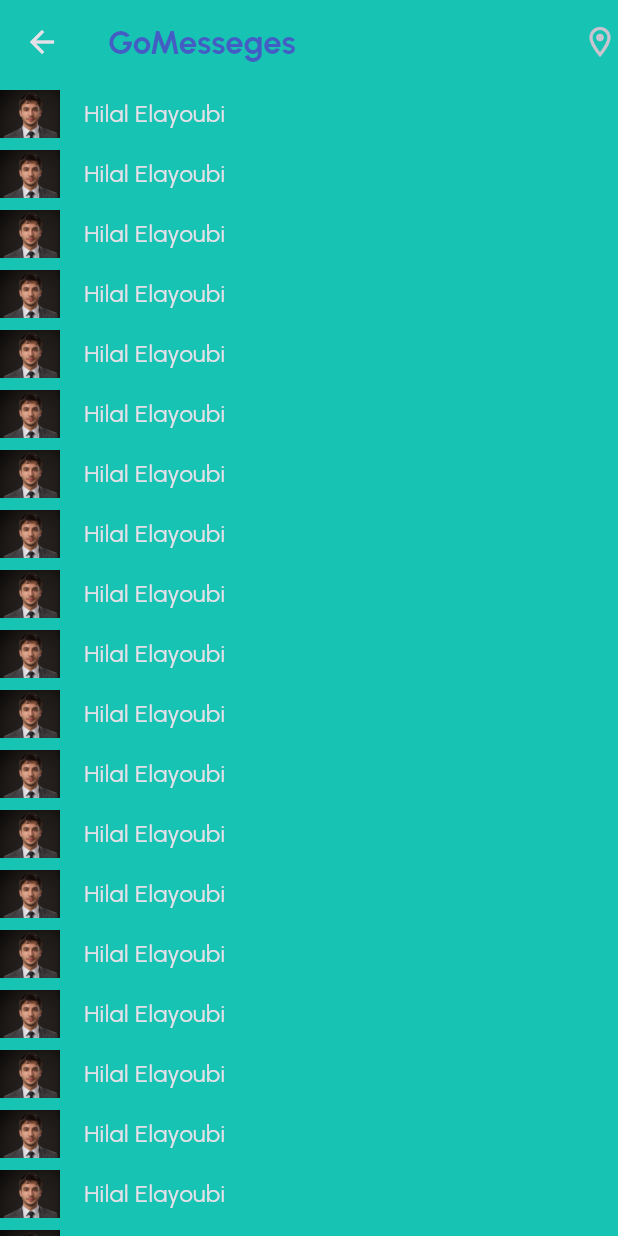
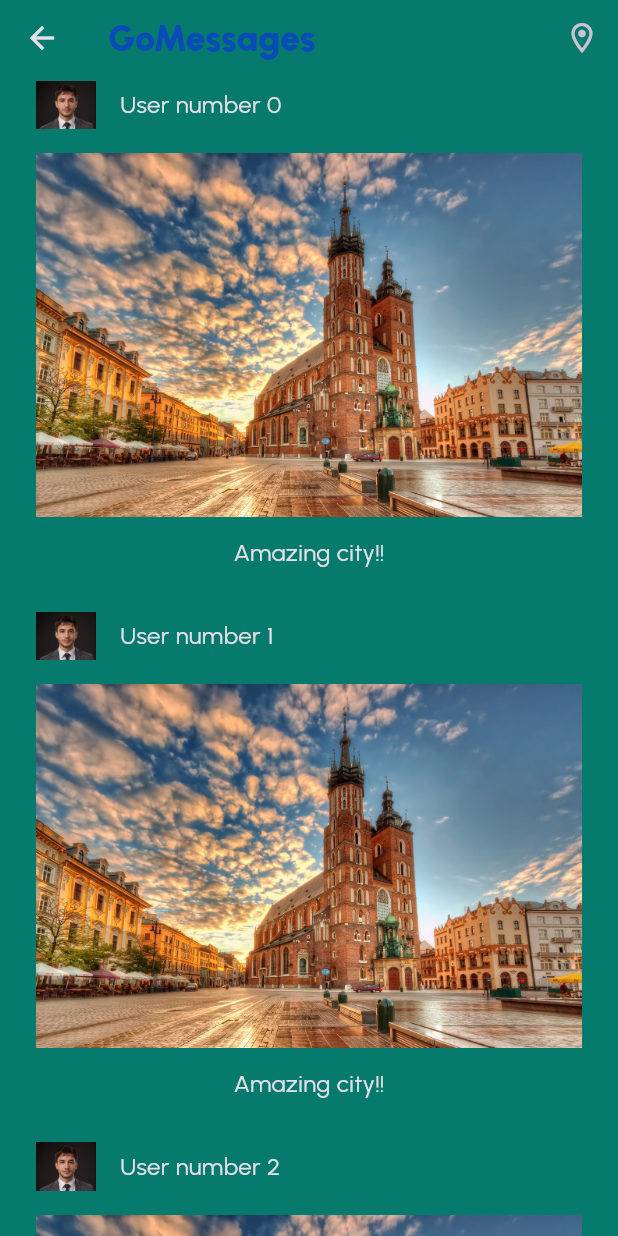
Before and after one commit to NotHilal/GoMessages, a Flutter app: the HomePage screen opened by its route, on a phone screen of 412 x 824 dp. Run offline on Flutter 3.47's test engine with Material 3 defaults, Android fonts, the phone set to English and light mode, and no system bars; our stand-ins replace flutter_svg.

```diff
--- /dev/null
+++ b/lib/components/post_item.dart
@@ -0,0 +1,42 @@
+import 'package:flutter/material.dart';
+import 'package:flutter_test_application/styles/app_text.dart';
+
+class PostItem extends StatelessWidget {
+  final String user;
+  const PostItem({super.key, required this.user});
+  @override
+  Widget build(BuildContext Context) {
+    return Padding(
+      padding: const EdgeInsets.symmetric(
+        horizontal: 24,
+      ),
+      child: Column(
+        children: [
+          Row(
+            children: [
+              Image.asset(
+                "assets/temp/user1.png",
+                width: 40,
+                height: 40,
+              ),
+              SizedBox(width: 16),
+              Text(
+                user,
+                style: AppText.subtitle3,
+              ),
+            ],
+          ),
+          SizedBox(height: 12),
+          Image.asset(
+            "assets/temp/post1.jpg",
+          ),
+          SizedBox(height: 12),
+          Text(
+            "Amazing city!!",
+            style: AppText.subtitle3,
+          )
+        ],
+      ),
+    );
+  }
+}
--- /dev/null
+++ b/lib/components/toolbar.dart
@@ -0,0 +1,28 @@
+import "package:flutter/material.dart";
+import "package:flutter_test_application/styles/app_colors.dart";
+import "package:flutter_test_application/styles/app_text.dart";
+
+class Toolbar extends StatelessWidget implements PreferredSizeWidget {
+  final String title;
+  final List<Widget>? actions;
+  const Toolbar({super.key, required this.title, this.actions});
+
+  @override
+  Widget build(BuildContext context) {
+    return AppBar(
+      backgroundColor: AppColors.background,
+      elevation: 0,
+      centerTitle: false,
+      title: Text(
+        title,
+        style: AppText.header1.copyWith(
+          color: AppColors.primary,
+        ),
+      ),
+      actions: actions,
+    );
+  }
+
+  @override
+  Size get preferredSize => const Size.fromHeight(50);
+}
--- a/lib/main.dart
+++ b/lib/main.dart
@@ -1,8 +1,8 @@
 import 'package:flutter/material.dart';
+import 'package:flutter_test_application/pages/edit_profile_page.dart';
 import 'package:flutter_test_application/pages/home_page.dart';
 import 'package:flutter_test_application/pages/login_page.dart';
 import 'package:flutter_test_application/pages/main_page.dart';
-import 'package:flutter_test_application/pages/test_page.dart';
 import 'package:flutter_test_application/styles/app_colors.dart';
 
 void main() {
@@ -23,6 +23,7 @@ class MyApp extends StatelessWidget {
         "/": (context) => LoginPage(),
         "/home": (context) => HomePage(),
         "/main": (context) => MainPage(),
+        "/edit_profile": (context) => EditProFilePage(),
       },
     );
   }
--- a/lib/pages/home_page.dart
+++ b/lib/pages/home_page.dart
@@ -1,51 +1,41 @@
 import 'package:flutter/material.dart';
+import 'package:flutter_test_application/components/post_item.dart';
+import 'package:flutter_test_application/components/toolbar.dart';
 import 'package:flutter_test_application/styles/app_colors.dart';
 import 'package:flutter_test_application/styles/app_text.dart';
 
 class HomePage extends StatelessWidget {
-  const HomePage({super.key});
-
+  HomePage({super.key});
+  List<String> users = [];
   @override
   Widget build(BuildContext context) {
+    mockUsersFromServer();
     return Scaffold(
-        appBar: AppBar(
-          backgroundColor: AppColors.background,
-          elevation: 0,
-          centerTitle: false,
-          title: const Text("GoMesseges",
-              style: TextStyle(
-                  color: AppColors.primary,
-                  fontSize: 22,
-                  fontWeight: FontWeight.bold)),
-          actions: [Icon(Icons.location_on_outlined)],
-        ),
-        body: ListView(
-          children: mockUsersFromServer(),
-        ));
-  }
-
-  Widget _userItem() {
-    return Row(
-      children: [
-        Image.asset(
-          "assets/temp/user1.png",
-          width: 40,
-          height: 40,
-        ),
-        SizedBox(width: 16),
-        Text(
-          "Hilal Elayoubi",
-          style: AppText.subtitle3,
-        ),
-      ],
+      appBar: Toolbar(
+        title: "GoMessages",
+        actions: [
+          IconButton(onPressed: () {}, icon: Icon(Icons.location_on_outlined))
+        ],
+      ),
+      body: ListView.separated(
+        itemBuilder: (context, index) {
+          return PostItem(
+            user: users[index],
+          );
+        },
+        itemCount: users.length,
+        separatorBuilder: (BuildContext context, int index) {
+          return Container(
+            height: 24,
+          );
+        },
+      ),
     );
   }
 
-  List<Widget> mockUsersFromServer() {
-    List<Widget> users = [];
+  mockUsersFromServer() {
     for (int i = 0; i < 100; i++) {
-      users.add(_userItem());
+      users.add("User number $i");
     }
-    return users;
   }
 }
--- a/lib/pages/main_page.dart
+++ b/lib/pages/main_page.dart
@@ -1,6 +1,7 @@
 import 'package:flutter/material.dart';
 import 'package:flutter_svg/svg.dart';
 import 'package:flutter_test_application/pages/home_page.dart';
+import 'package:flutter_test_application/pages/profile_page.dart';
 import 'package:flutter_test_application/styles/app_colors.dart';
 
 class MainPage extends StatefulWidget {
@@ -59,6 +60,6 @@ class _MainPageState extends State<MainPage> {
     Center(child: Text("Favorite")),
     Center(child: Text("Add Post")),
     Center(child: Text("Message")),
-    Center(child: Text("User")),
+    Center(child: ProfilePage()),
   ];
 }
--- a/lib/styles/app_colors.dart
+++ b/lib/styles/app_colors.dart
@@ -1,13 +1,13 @@
 import 'package:flutter/material.dart';
 
 class AppColors {
-  static const primary = Color.fromARGB(146, 100, 17, 209);
+  static const primary = Color.fromARGB(146, 10, 40, 237);
   static const secondary = Color(0xFFfe6d73);
   static const font = Color(0xFFe0dcdc);
   static const font2 = Color(0xFF383434);
   static const disableFont = Color(0xFFa8a4a4);
   static const disableButton = Color(0xFF383434);
-  static const background = Color(0xFF17c3b2);
+  static const background = Color.fromARGB(255, 7, 122, 110);
   static const black = Color(0xFF000000);
   static const white = Color(0xFFffffff);
 }
```
Also changed, not shown: lib/components/app_text_field.dart (added, +18 -0 lines), lib/pages/edit_profile_page.dart (added, +24 -0 lines), lib/pages/profile_page.dart (added, +99 -0 lines), lib/pages/test_page.dart (deleted, +0 -37 lines), assets/temp/post1.jpg (added).
